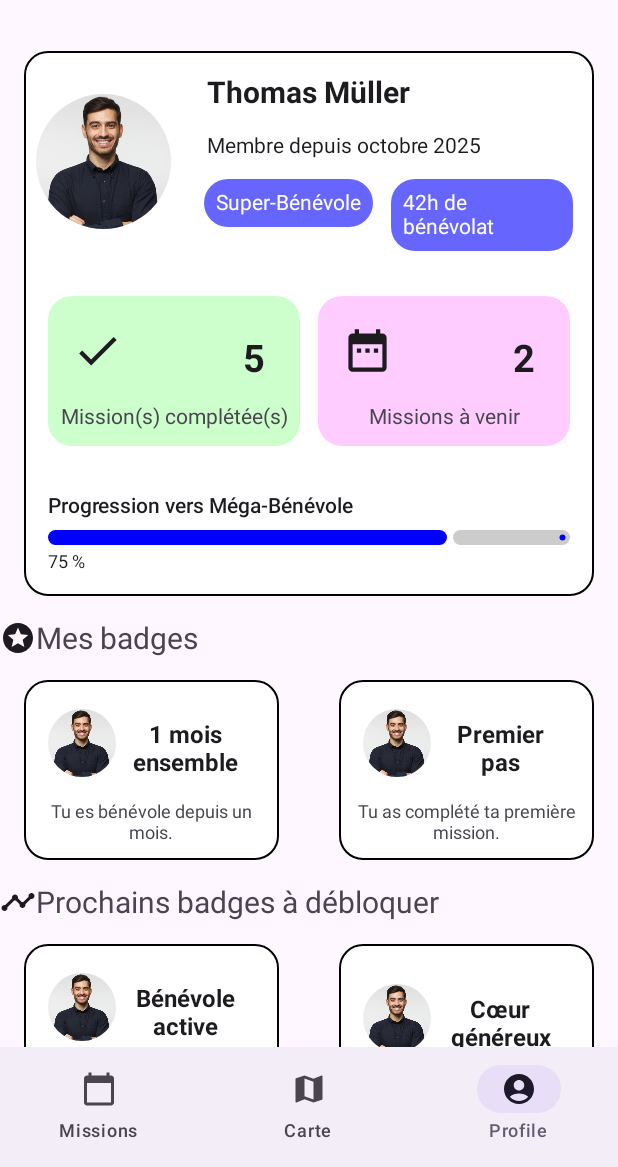
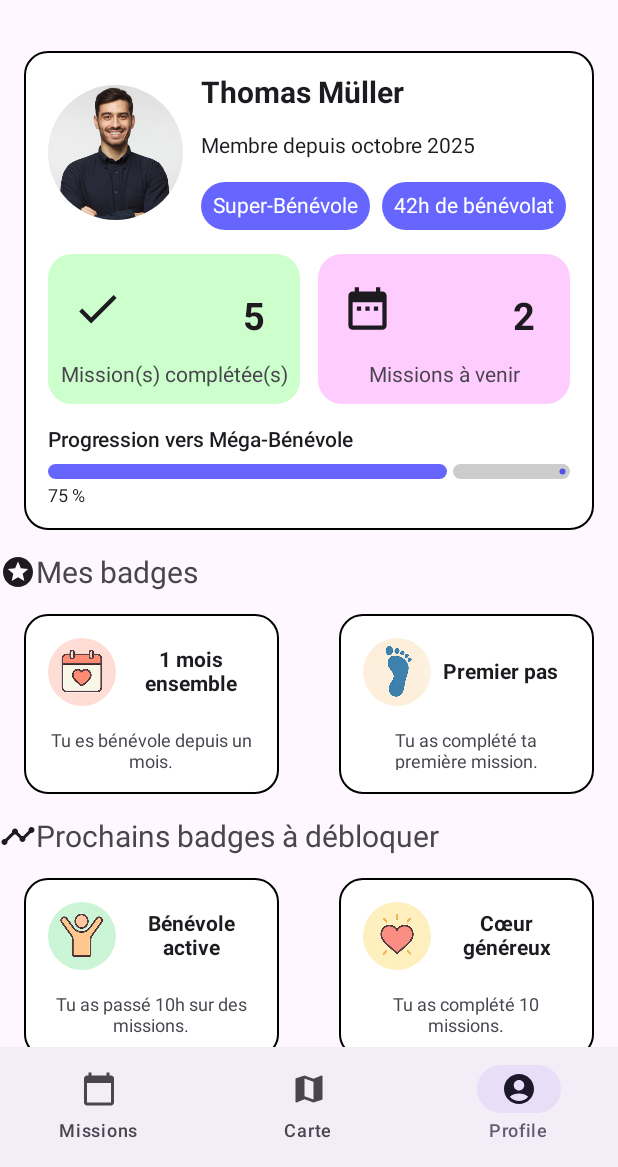
Before and after one commit to adrima01/ActNow, an Android app built with Jetpack Compose: the screen it shows after launch (MainActivity), item 3 of the bottom bar chosen, on a phone screen of 412 x 824 dp, the part 69-1236 px from its top. Run offline under Robolectric (Android 15) with nearby library versions, the phone set to English and light mode, and no system bars; libraries missing offline, so code that uses them is left out: com.russhwolf.settings; 1 statement that could not run was skipped.

Commit message:
adding images for badges, changing padding

```diff
--- a/app/src/main/java/com/example/actnow/badges.kt
+++ b/app/src/main/java/com/example/actnow/badges.kt
@@ -12,7 +12,7 @@ data class SingleBadgeDto(
     val id: Int,
     val titre: String,
     val description: String,
-    val image: String,
+    val image: Int,
     val achieved: Boolean,
     val type: BadgeType,
     val targetAmount: Int // nombre heures, missions realisee ou mois passes depuis l'inscription
@@ -24,7 +24,7 @@ val BadgeData = BadgeDto(
             id = 1,
             titre = "1 mois ensemble",
             description = "Tu es bénévole depuis un mois.",
-            image = "test",
+            image = R.drawable.mois1,
             achieved = true,
             type = BadgeType.TIME,
             targetAmount = 1,
@@ -34,7 +34,7 @@ val BadgeData = BadgeDto(
             id = 2,
             titre = "Premier pas",
             description = "Tu as complété ta première mission.",
-            image = "test",
+            image = R.drawable.pas,
             achieved = true,
             type = BadgeType.MISSION,
             targetAmount = 1
@@ -43,7 +43,7 @@ val BadgeData = BadgeDto(
             id = 3,
             titre = "Bénévole active",
             description = "Tu as passé 10h sur des missions.",
-            image = "test",
+            image = R.drawable.benevole,
             achieved = false,
             type = BadgeType.HOUR,
             targetAmount = 10
@@ -52,7 +52,7 @@ val BadgeData = BadgeDto(
             id = 4,
             titre = "Cœur généreux",
             description = "Tu as complété 10 missions.",
-            image = "test",
+            image = R.drawable.coeur,
             achieved = false,
             type = BadgeType.MISSION,
             targetAmount = 10
@@ -61,7 +61,7 @@ val BadgeData = BadgeDto(
             id = 5,
             titre = "Marathonien",
             description = "Tu as passé 100h sur des missions.",
-            image = "test",
+            image = R.drawable.marathonien,
             achieved = false,
             type = BadgeType.HOUR,
             targetAmount = 100
--- a/app/src/main/java/com/example/actnow/components/BadgeCard.kt
+++ b/app/src/main/java/com/example/actnow/components/BadgeCard.kt
@@ -10,7 +10,6 @@ import androidx.compose.foundation.layout.fillMaxWidth
 import androidx.compose.foundation.layout.height
 import androidx.compose.foundation.layout.padding
 import androidx.compose.foundation.layout.size
-import androidx.compose.foundation.layout.width
 import androidx.compose.foundation.shape.CircleShape
 import androidx.compose.foundation.shape.RoundedCornerShape
 import androidx.compose.material3.Card
@@ -28,10 +27,9 @@ import androidx.compose.ui.text.font.FontWeight
 import androidx.compose.ui.text.style.TextAlign
 import androidx.compose.ui.unit.dp
 import androidx.compose.ui.unit.sp
-import com.example.actnow.R
 
 @Composable
-fun BadgeCard(title: String, description: String, modifier: Modifier) {
+fun BadgeCard(title: String, description: String, image: Int, modifier: Modifier) {
     Card(
         modifier = modifier
             .padding(16.dp)
@@ -46,18 +44,18 @@ fun BadgeCard(title: String, description: String, modifier: Modifier) {
         Column(
             modifier = Modifier
                 .fillMaxSize()
-                .padding(8.dp),
+                .padding(16.dp),
             horizontalAlignment = Alignment.CenterHorizontally,
-            verticalArrangement = Arrangement.Center
+            verticalArrangement = Arrangement.spacedBy(16.dp)
         ) {
             Row(
                 modifier = Modifier
-                    .fillMaxWidth()
-                    .padding(8.dp),
-                horizontalArrangement = Arrangement.SpaceBetween
+                    .fillMaxWidth(),
+                verticalAlignment = Alignment.CenterVertically,
+                horizontalArrangement = Arrangement.spacedBy(8.dp)
             ) {
                 Image(
-                    painter = painterResource(id = R.drawable.profile_monsieur),
+                    painter = painterResource(id = image),
                     contentDescription = "profile picture",
                     contentScale = ContentScale.Crop,
                     modifier = Modifier
@@ -67,8 +65,7 @@ fun BadgeCard(title: String, description: String, modifier: Modifier) {
                 Text(
                     text = title,
                     fontWeight = FontWeight.Bold,
-                    fontSize = 16.sp,
-                    modifier = Modifier.padding(8.dp),
+                    fontSize = 14.sp,
                     textAlign = TextAlign.Center
                 )
             }
--- a/app/src/main/java/com/example/actnow/components/ProfileCard.kt
+++ b/app/src/main/java/com/example/actnow/components/ProfileCard.kt
@@ -19,7 +19,6 @@ import androidx.compose.ui.res.painterResource
 import androidx.compose.ui.text.font.FontWeight
 import androidx.compose.ui.unit.dp
 import androidx.compose.ui.unit.sp
-import com.example.actnow.R
 import androidx.compose.foundation.border
 import com.example.actnow.utilisateur
 import java.text.SimpleDateFormat
@@ -32,27 +31,29 @@ fun ProfileCard() {
     val sdf = SimpleDateFormat("MMMM yyyy", Locale.FRENCH)
     val formattedDate = sdf.format(utilisateur.date)
 
-    Column(
-        verticalArrangement = Arrangement.spacedBy(20.dp),
-        modifier = Modifier.padding(16.dp)
+    Card(
+        shape = RoundedCornerShape(16.dp),
+        modifier = Modifier
+            .fillMaxWidth()
+            .padding(16.dp)
+            .border(1.dp, Color.Black, shape = RoundedCornerShape(16.dp)),
+        colors = CardDefaults.cardColors(
+            containerColor = Color.White
+        ),
     ) {
-        Card(
-            shape = RoundedCornerShape(16.dp),
+        Column(
             modifier = Modifier
                 .fillMaxWidth()
-                .border(1.dp, Color.Black, shape = RoundedCornerShape(16.dp)),
-            colors = CardDefaults.cardColors(
-                containerColor = Color.White
-            ),
+                .padding(16.dp),
+            verticalArrangement = Arrangement.spacedBy(16.dp)
         ) {
             Row(
                 verticalAlignment = Alignment.CenterVertically,
                 modifier = Modifier
                     .fillMaxWidth()
-                    .padding(8.dp)
             ) {
                 Image(
-                    painter = painterResource(id = R.drawable.profile_monsieur),
+                    painter = painterResource(id = utilisateur.image),
                     contentDescription = "profile picture",
                     contentScale = ContentScale.Crop,
                     modifier = Modifier
@@ -60,25 +61,25 @@ fun ProfileCard() {
                         .clip(CircleShape)
                 )
 
-                Spacer(modifier = Modifier.width(16.dp))
+                Spacer(modifier = Modifier.width(12.dp))
 
-                Column {
+                Column (
+                    verticalArrangement = Arrangement.spacedBy(16.dp)
+                ) {
                     Text(
                         text = utilisateur.prenom + " " + utilisateur.nom,
                         fontSize = 20.sp,
                         fontWeight = FontWeight.Bold,
-                        modifier = Modifier.padding(8.dp)
                     )
                     Text(
                         text = "Membre depuis $formattedDate",
                         fontSize = 14.sp,
-                        modifier = Modifier.padding(8.dp)
                     )
-                    Row {
+                    Row (
+                        horizontalArrangement = Arrangement.spacedBy(8.dp)
+                    ) {
                         Card (
                             shape = RoundedCornerShape(16.dp),
-                            modifier = Modifier
-                                .padding(6.dp),
                             colors = CardDefaults.cardColors(
                                 containerColor = Color.Blue.copy(alpha = 0.6f)
                             )
@@ -87,13 +88,12 @@ fun ProfileCard() {
                                 modifier = Modifier
                                     .padding(8.dp),
                                 text = "Super-Bénévole",
-                                color = Color.White
+                                color = Color.White,
+                                fontSize = 14.sp
                             )
                         }
                         Card (
                             shape = RoundedCornerShape(16.dp),
-                            modifier = Modifier
-                                .padding(6.dp),
                             colors = CardDefaults.cardColors(
                                 containerColor = Color.Blue.copy(alpha = 0.6f)
                             )
@@ -102,7 +102,8 @@ fun ProfileCard() {
                                 modifier = Modifier
                                     .padding(8.dp),
                                 text = "${utilisateur.heures}h de bénévolat",
-                                color = Color.White
+                                color = Color.White,
+                                fontSize = 14.sp
                             )
                         }
                     }
@@ -110,8 +111,7 @@ fun ProfileCard() {
             }
             Column(
                 modifier = Modifier
-                    .fillMaxWidth()
-                    .padding(16.dp),
+                    .fillMaxWidth(),
                 verticalArrangement = Arrangement.spacedBy(12.dp)
             ) {
                 Row(
@@ -139,7 +139,6 @@ fun ProfileCard() {
             Column(
                 modifier = Modifier
                     .fillMaxWidth()
-                    .padding(16.dp)
             ){
                 Text("Progression vers Méga-Bénévole", fontWeight = FontWeight.SemiBold)
                 Spacer(modifier = Modifier.height(8.dp))
@@ -148,7 +147,7 @@ fun ProfileCard() {
                     modifier = Modifier
                         .fillMaxWidth()
                         .height(10.dp),
-                    color = Color.Blue,
+                    color = Color.Blue.copy(alpha = 0.6f),
                     trackColor = Color.LightGray,
                 )
                 Spacer(modifier = Modifier.height(4.dp))
--- a/app/src/main/java/com/example/actnow/screens/ProfileScreen.kt
+++ b/app/src/main/java/com/example/actnow/screens/ProfileScreen.kt
@@ -55,6 +55,7 @@ fun ProfileScreen() {
                     BadgeCard(
                         title = badge.titre,
                         description = badge.description,
+                        image = badge.image,
                         modifier = Modifier.weight(1f)
                     )
                 }
@@ -91,6 +92,7 @@ fun ProfileScreen() {
                     BadgeCard(
                         title = badge.titre,
                         description = badge.description,
+                        image = badge.image,
                         modifier = Modifier.weight(1f)
                     )
                 }
--- a/app/src/main/java/com/example/actnow/utilisateur.kt
+++ b/app/src/main/java/com/example/actnow/utilisateur.kt
@@ -13,6 +13,7 @@ data class Utilisateur (
     val missionsAVenir: Int,
     val statut: Int,
     val points: Int,
+    val image: Int
 )
 
 val utilisateur = Utilisateur(
@@ -24,5 +25,6 @@ val utilisateur = Utilisateur(
     5,
     2,
     3,
-    125
+    125,
+    R.drawable.profile_monsieur
 )
```
Also changed, not shown: app/src/main/res/drawable/benevole.png (added), app/src/main/res/drawable/coeur.png (added), app/src/main/res/drawable/marathonien.png (added), app/src/main/res/drawable/mois1.png (added), app/src/main/res/drawable/pas.png (added).
